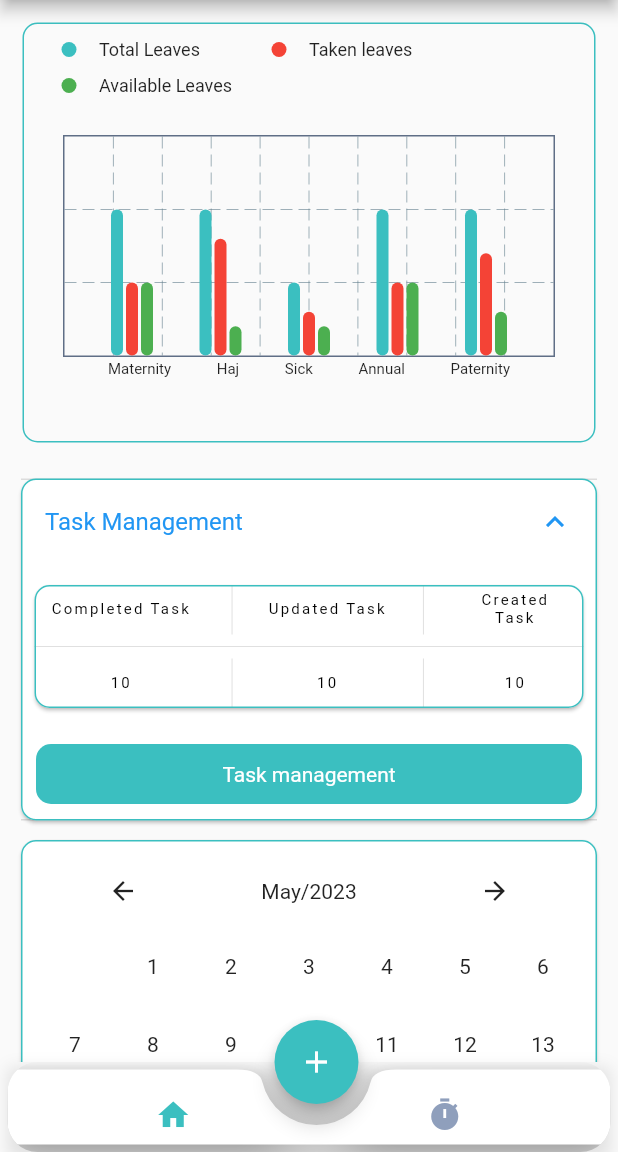
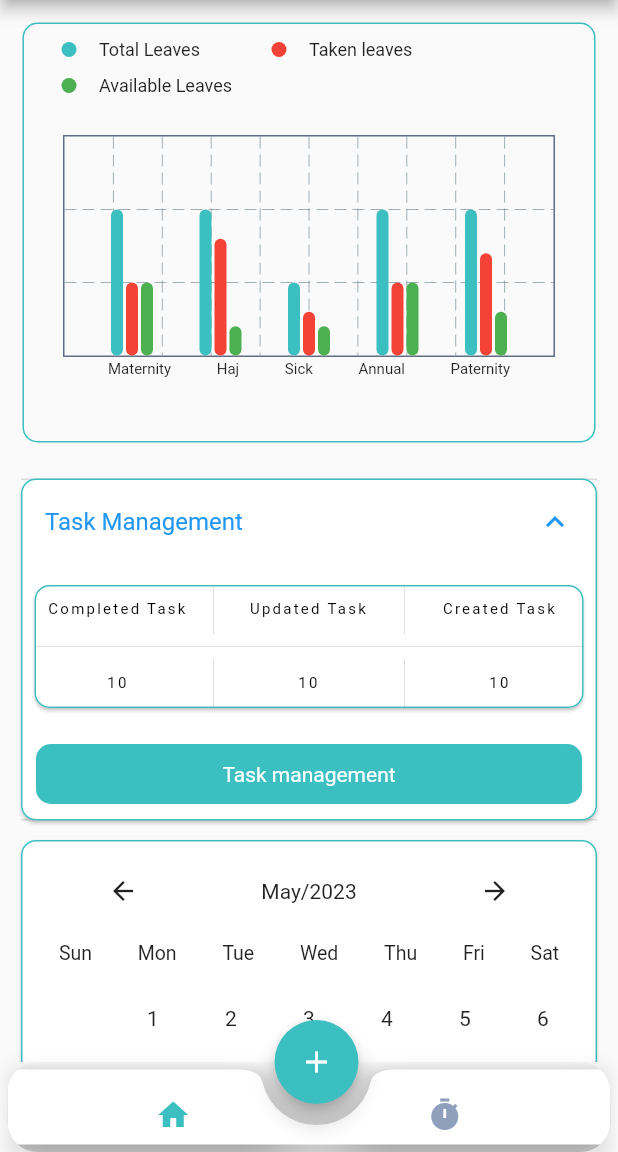
Before and after one commit to Nizam310/ess, a Flutter app: the DashBoard screen opened by its route, on a phone screen of 412 x 824 dp, the part 84-1236 px from its top. Run offline on Flutter 3.47's test engine with Material 2 defaults, Android fonts, the light colour scheme and no system bars; drawn by our look-alikes of fl_chart; our stand-ins replace file_picker, flutter_map, geocoding, geolocator, latlong2, nb_utils; missing offline and left inert: flutter_map_marker_cluster.

Commit message:
notification design,calendar alignment, home page aligns,leave chart align

```diff
--- a/lib/design/dash_board/widgets/calendar.dart
+++ b/lib/design/dash_board/widgets/calendar.dart
@@ -1,6 +1,7 @@
 import 'package:employee_self_service_flutter/constant/colors.dart';
 import 'package:flutter/material.dart';
 import 'package:intl/intl.dart';
+import 'package:nb_utils/nb_utils.dart';
 
 class CalendarPage extends StatefulWidget {
   const CalendarPage({Key? key}) : super(key: key);
@@ -119,6 +120,15 @@ class CalendarPageState extends State<CalendarPage> {
     final startIndex = firstDayOfMonth.weekday;
     final endIndex = startIndex + daysInMonth;
     final monthName = DateFormat.MMMM().format(_selectedDate);
+    final weekdayLabels = [
+      'Sun',
+      'Mon',
+      'Tue',
+      'Wed',
+      'Thu',
+      'Fri',
+      'Sat',
+    ];
     return Column(
       children: [
         Row(
@@ -151,6 +161,18 @@ class CalendarPageState extends State<CalendarPage> {
             ),
           ],
         ),
+        Row(
+          mainAxisAlignment: MainAxisAlignment.spaceAround,
+          children: weekdayLabels
+              .map((label) => Center(
+                child: Text(
+                      label,
+                      textAlign: TextAlign.start,
+                      style: const TextStyle(fontSize: 13),
+                    ),
+              ))
+              .toList(),
+        ).paddingSymmetric(vertical: 10),
         GridView.builder(
           shrinkWrap: true,
           gridDelegate: const SliverGridDelegateWithFixedCrossAxisCount(
--- a/lib/design/dash_board/widgets/leave_chart.dart
+++ b/lib/design/dash_board/widgets/leave_chart.dart
@@ -9,16 +9,16 @@ class LeaveChart extends StatelessWidget {
 
   @override
   Widget build(BuildContext context) {
-    List<MonthWidget> monthList =  [
+    List<MonthWidget> monthList = [
       MonthWidget(
         text: "Total Leaves",
         color: ColorS.primary,
       ),
       MonthWidget(text: "Taken leaves", color: ColorS.error),
-      MonthWidget(text: "Available Leaves", color: Colors.green),
+      const MonthWidget(text: "Available Leaves", color: Colors.green),
     ];
     return Container(
-      margin: const EdgeInsets.symmetric(horizontal: 15,vertical: 15),
+      margin: const EdgeInsets.symmetric(horizontal: 15, vertical: 15),
       decoration: BoxDecoration(
           borderRadius: BorderRadius.circular(10),
           border: Border.all(color: ColorS.primary)),
@@ -42,16 +42,15 @@ class LeaveChart extends StatelessWidget {
           Row(
             children: const [
               Expanded(
-                  child: SizedBox(
-                      height: 200,
-                      child: LeaveGraphicalView())),
+                  child: SizedBox(height: 200, child: LeaveGraphicalView())),
             ],
           ).paddingBottom(20),
         ],
-      ).paddingSymmetric(vertical: 10,horizontal: 10),
+      ).paddingSymmetric(vertical: 10, horizontal: 10),
     );
   }
 }
+
 class LeaveGraphicalView extends StatelessWidget {
   const LeaveGraphicalView({Key? key}) : super(key: key);
 
@@ -79,7 +78,7 @@ class LeaveGraphicalView extends StatelessWidget {
       BarChartGroupData(x: 30, barRods: [
         BarChartRodData(
           toY: 5,
-          color:ColorS.primary,
+          color: ColorS.primary,
         ),
         BarChartRodData(toY: 3, color: ColorS.error),
         BarChartRodData(toY: 2, color: Colors.green),
@@ -107,8 +106,7 @@ class LeaveGraphicalView extends StatelessWidget {
             BarChartData(
                 maxY: 15,
                 borderData: FlBorderData(
-                border: Border.all(color: ColorS.secondary),
-                show: true),
+                    border: Border.all(color: ColorS.secondary), show: true),
                 gridData: FlGridData(
                   // verticalInterval: 1,
                   // horizontalInterval: 1,
@@ -191,10 +189,12 @@ class MonthWidget extends StatelessWidget {
               backgroundColor: color,
             ),
           ),
-          Text(
+          Expanded(
+            child: Text(
               text,
               style: const TextStyle(
                 fontSize: 12,
+              ),
             ),
           )
         ],
--- a/lib/design/home/home_page.dart
+++ b/lib/design/home/home_page.dart
@@ -66,24 +66,21 @@ class Home extends StatelessWidget {
                                 mainAxisAlignment:
                                     MainAxisAlignment.spaceAround,
                                 children: [
-                                  SizedBox(
-                                    width: 100,
+                                  Expanded(
                                     child: Text('Completed Task',
                                         textAlign: TextAlign.center,
                                         style: context.textTheme.labelSmall
                                             ?.copyWith()),
                                   ),
                                   const VerticalDivider(),
-                                  SizedBox(
-                                    width: 80,
+                                  Expanded(
                                     child: Text('Updated Task',
                                         textAlign: TextAlign.center,
                                         style: context.textTheme.labelSmall
                                             ?.copyWith()),
                                   ),
                                   const VerticalDivider(),
-                                  SizedBox(
-                                    width: 75,
+                                  Expanded(
                                     child: Text('Created Task',
                                         textAlign: TextAlign.center,
                                         style: context.textTheme.labelSmall
@@ -98,24 +95,21 @@ class Home extends StatelessWidget {
                                 mainAxisAlignment:
                                     MainAxisAlignment.spaceAround,
                                 children: [
-                                  SizedBox(
-                                    width: 100,
+                                  Expanded(
                                     child: Text('10',
                                         textAlign: TextAlign.center,
                                         style: context.textTheme.labelSmall
                                             ?.copyWith()),
                                   ),
                                   const VerticalDivider(),
-                                  SizedBox(
-                                    width: 80,
+                                  Expanded(
                                     child: Text('10',
                                         textAlign: TextAlign.center,
                                         style: context.textTheme.labelSmall
                                             ?.copyWith()),
                                   ),
                                   const VerticalDivider(),
-                                  SizedBox(
-                                    width: 75,
+                                  Expanded(
                                     child: Text('10',
                                         textAlign: TextAlign.center,
                                         style: context.textTheme.labelSmall
@@ -193,7 +187,6 @@ class Home extends StatelessWidget {
               ),
             ).paddingSymmetric(vertical: 5, horizontal: 10);
           }),
-
           Row(
             children: const [
               Expanded(child: CalendarPage()),
@@ -216,6 +209,7 @@ class Home extends StatelessWidget {
     });
   }
 }
+
 /// signature and feedback
 /*
           const Signature(
```
Also changed, not shown: lib/design/notification/notification.dart (+17 -6 lines). Lines whose indentation alone changed are shown as unchanged.
